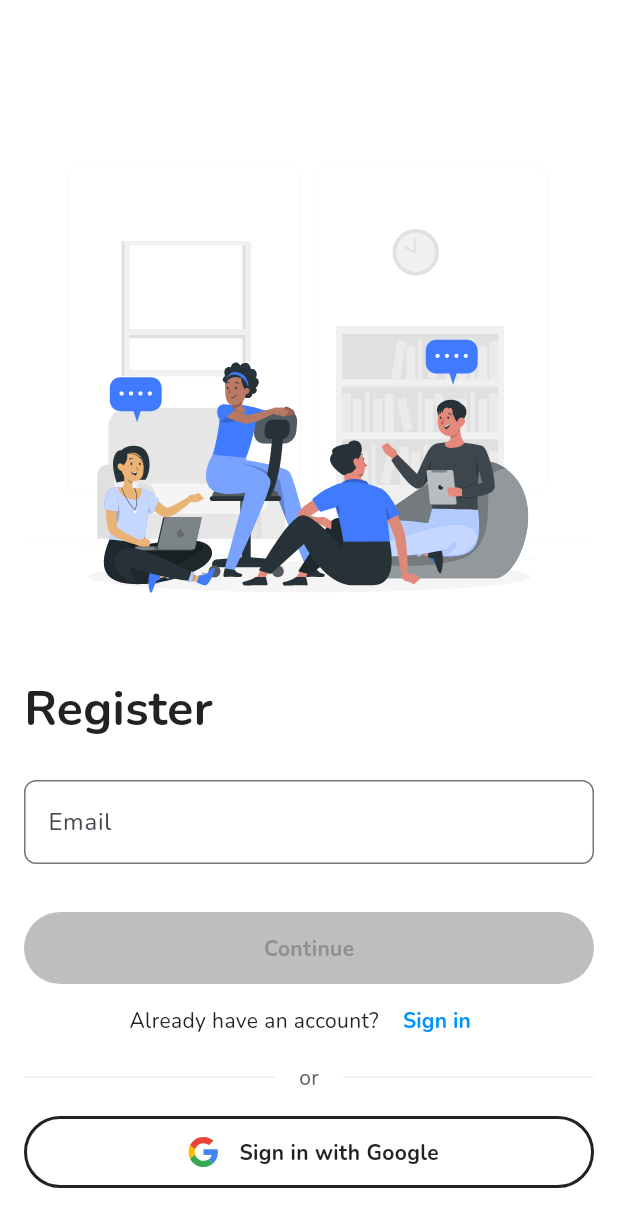
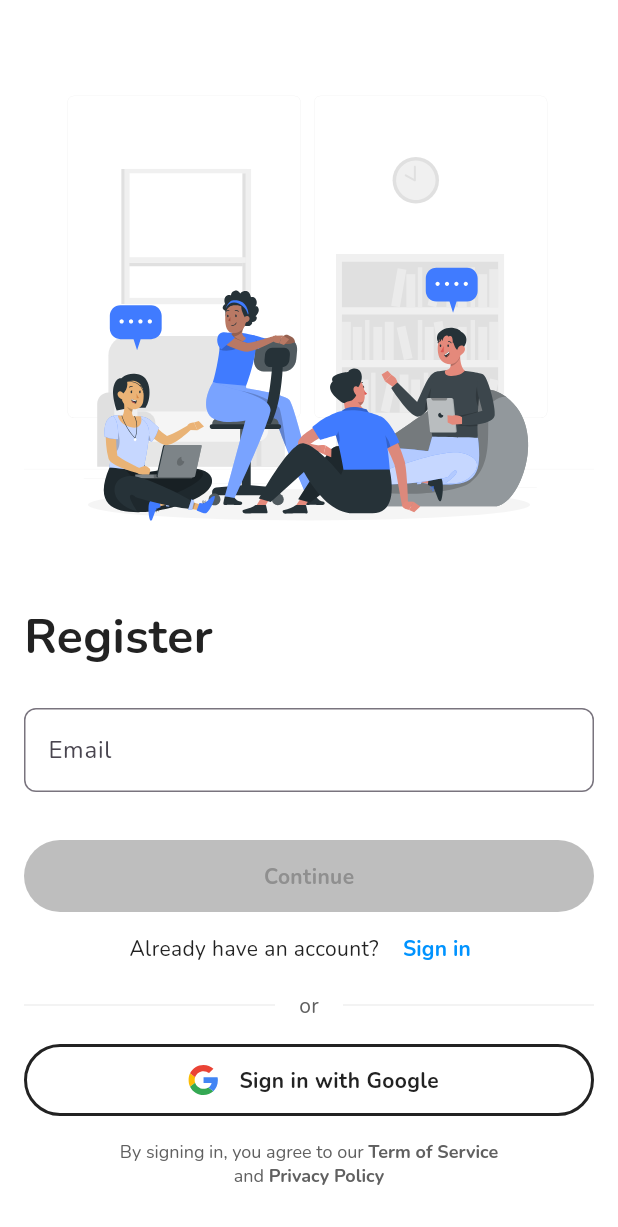
Before and after one commit to namanh11611/flutter_mvvm_riverpod, a Flutter app: the screen it shows after launch, on a phone screen of 412 x 824 dp. Shown: the top 1227 px of the screen. Run offline on Flutter 3.47's test engine with Material 3 defaults, Android fonts, the phone set to English and light mode, and no system bars; our stand-ins replace connectivity_plus, easy_localization, envied, flutter_riverpod, flutter_svg, freezed_annotation and 13 more; accounts and stored records are empty; generated files the repository leaves out were written again.

Commit message:
Add SignInAgreement

```diff
--- a/lib/constants/languages.dart
+++ b/lib/constants/languages.dart
@@ -4,14 +4,55 @@ class Languages {
   Languages._();
 
   // Common
-  static String confirm = 'confirm';
-  static String cancel = 'cancel';
-  static String continueProcess = 'continue';
-  static String empty = 'empty';
-  static String unexpectedErrorOccurred = 'unexpected_error_occurred';
+  static String ok = 'ok'.tr();
+  static String cancel = 'cancel'.tr();
+  static String confirm = 'confirm'.tr();
+  static String continueText = 'continue'.tr();
+  static String noData = 'no_data'.tr();
+  static String unexpectedErrorOccurred = 'unexpected_error_occurred'.tr();
+  static String validatorRequiredField = 'validator_required_field'.tr();
+  static String validatorInvalidEmailFormat = 'validator_invalid_email_format'.tr();
+
+  // Auth
+  static String welcome = 'welcome'.tr();
+  static String alreadyHaveAccount = 'already_have_account'.tr();
+  static String or = 'or'.tr();
+  static String signIn = 'sign_in'.tr();
+  static String register = 'register'.tr();
+  static String google = 'google'.tr();
+  static String signInWithGoogle = 'sign_in_with_google'.tr();
+  static String apple = 'apple'.tr();
+  static String signInWithApple = 'sign_in_with_apple'.tr();
+  static String accessTokenNotFound = 'access_token_not_found'.tr();
+  static String idTokenNotFound = 'id_token_not_found'.tr();
+  static String signInAgreementPrefix = 'sign_in_agreement_prefix'.tr();
+  static String signInAgreementMiddle = 'sign_in_agreement_middle'.tr();
+  static String signInAgreementSuffix = 'sign_in_agreement_suffix'.tr();
 
   // Home
   static String goodMorning = 'good_morning';
   static String goodAfternoon = 'good_afternoon';
   static String goodEvening = 'good_evening';
+
+  // Profile
+  static String general = 'general'.tr();
+  static String preferences = 'preferences'.tr();
+  static String dangerousZone = 'dangerous_zone'.tr();
+  static String accountInformation = 'account_information'.tr();
+  static String appearances = 'appearances'.tr();
+  static String auto = 'auto'.tr();
+  static String lightMode = 'light_mode'.tr();
+  static String darkMode = 'dark_mode'.tr();
+  static String language = 'language'.tr();
+  static String termOfService = 'term_of_service'.tr();
+  static String privacyPolicy = 'privacy_policy'.tr();
+  static String aboutUs = 'about_us'.tr();
+  static String rateUs = 'rate_us'.tr();
+  static String reportAProblem = 'report_a_problem'.tr();
+  static String logOut = 'log_out'.tr();
+  static String logOutTitle = 'log_out_title'.tr();
+  static String logOutMessage = 'log_out_message'.tr();
+  static String deleteAccount = 'delete_account'.tr();
+  static String deleteAccountTitle = 'delete_account_title'.tr();
+  static String deleteAccountMessage = 'delete_account_message'.tr();
 }
--- a/lib/features/authentication/ui/sign_in_screen.dart
+++ b/lib/features/authentication/ui/sign_in_screen.dart
@@ -93,8 +93,10 @@ class _SignInScreenState extends ConsumerState<SignInScreen> {
                     },
                   ),
                   const SizedBox(height: 16),
-                  HorizontalDivider(),
-                  SocialSignIn(),
+                  const HorizontalDivider(),
+                  const SizedBox(height: 16),
+                  const SocialSignIn(),
+                  const SizedBox(height: 32),
                 ],
               ),
             ),
--- a/lib/features/authentication/ui/welcome_screen.dart
+++ b/lib/features/authentication/ui/welcome_screen.dart
@@ -2,6 +2,7 @@ import 'dart:async';
 
 import 'package:easy_localization/easy_localization.dart';
 import 'package:flutter/material.dart';
+import 'package:flutter_mvvm_riverpod/features/authentication/ui/widgets/sign_in_agreement.dart';
 import 'package:flutter_riverpod/flutter_riverpod.dart';
 import 'package:flutter_svg/svg.dart';
 import 'package:go_router/go_router.dart';
@@ -157,8 +158,12 @@ class _WelcomeScreenState extends ConsumerState<WelcomeScreen> {
                 ],
               ),
               const SizedBox(height: 4),
-              HorizontalDivider(),
-              SocialSignIn(),
+              const HorizontalDivider(),
+              const SizedBox(height: 16),
+              const SocialSignIn(),
+              const SizedBox(height: 16),
+              const SignInAgreement(),
+              const SizedBox(height: 32),
             ],
           ),
         ),
--- /dev/null
+++ b/lib/features/authentication/ui/widgets/sign_in_agreement.dart
@@ -0,0 +1,48 @@
+import 'package:flutter/gestures.dart';
+import 'package:flutter/material.dart';
+
+import '../../../../constants/languages.dart';
+import '../../../../extensions/build_context_extension.dart';
+import '../../../../theme/app_theme.dart';
+
+class SignInAgreement extends StatelessWidget {
+  const SignInAgreement({super.key});
+
+  @override
+  Widget build(BuildContext context) {
+    return Center(
+      child: Padding(
+        padding: const EdgeInsets.symmetric(horizontal: 16),
+        child: RichText(
+          textAlign: TextAlign.center,
+          text: TextSpan(
+            style: AppTheme.bodySmall12.copyWith(
+              color: context.secondaryTextColor,
+            ),
+            children: [
+              TextSpan(text: '${Languages.signInAgreementPrefix} '),
+              TextSpan(
+                text: Languages.termOfService,
+                style: AppTheme.titleTiny12,
+                recognizer: TapGestureRecognizer()
+                  ..onTap = () {
+                    context.tryLaunchUrl('https://github.com/namanh11611/flutter_mvvm_riverpod');
+                  },
+              ),
+              TextSpan(text: ' ${Languages.signInAgreementMiddle} '),
+              TextSpan(
+                text: Languages.privacyPolicy,
+                style: AppTheme.titleTiny12,
+                recognizer: TapGestureRecognizer()
+                  ..onTap = () {
+                    context.tryLaunchUrl('https://github.com/namanh11611/flutter_mvvm_riverpod');
+                  },
+              ),
+              TextSpan(text: ' ${Languages.signInAgreementSuffix}'),
+            ],
+          ),
+        ),
+      ),
+    );
+  }
+}
--- a/lib/features/authentication/ui/widgets/social_sign_in.dart
+++ b/lib/features/authentication/ui/widgets/social_sign_in.dart
@@ -11,9 +11,7 @@ class SocialSignIn extends StatelessWidget {
   @override
   Widget build(BuildContext context) {
     final isIOS = Platform.isIOS;
-    return Padding(
-      padding: const EdgeInsets.only(top: 16, bottom: 32),
-      child: Row(
+    return Row(
       children: [
         Expanded(
           child: SignInWithGoogle(),
@@ -24,7 +22,6 @@ class SocialSignIn extends StatelessWidget {
             child: SignInWithApple(),
           ),
       ],
-      ),
     );
   }
 }
```
Also changed, not shown: assets/translations/en.json (+15 -6 lines), assets/translations/vi.json (+15 -6 lines), lib/extensions/build_context_extension.dart (+11 -0 lines). Lines whose indentation alone changed are shown as unchanged.
